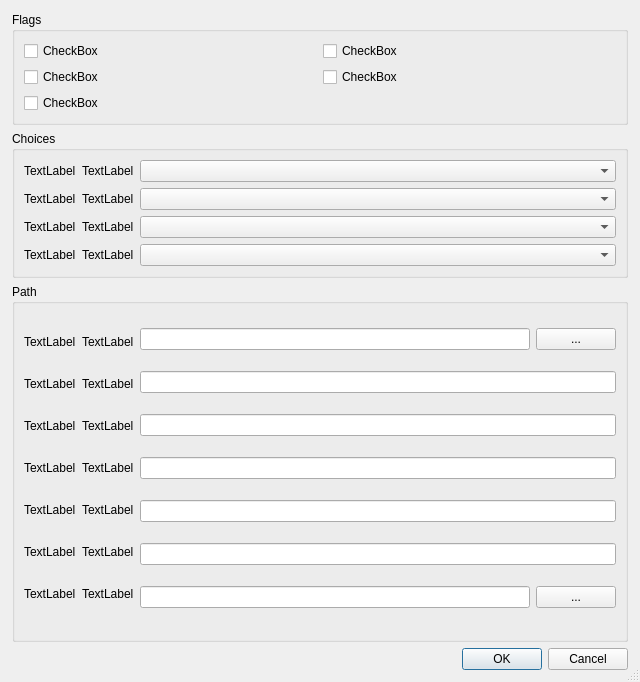
Before: the Qt Designer form tidal_dl_ng/ui/dialog_settings.ui in exislow/tidal-dl-ng, drawn with Qt 5.
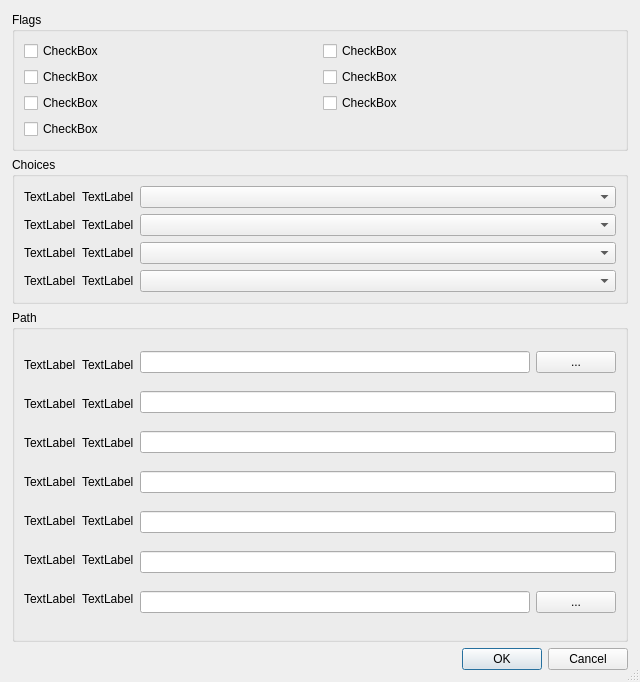
After: the same form once the commit is applied.

Commit message: ✨ FLAC can be extracted from MP4 containers (see options). Downgrade on HI_RES download is possible (see options). Fixes #93 #86

What changed in the file:
```diff
--- a/tidal_dl_ng/ui/dialog_settings.ui
+++ b/tidal_dl_ng/ui/dialog_settings.ui
@@ -166,7 +166,36 @@
            </layout>
           </item>
           <item>
-           <layout class="QVBoxLayout" name="verticalLayout_4"/>
+           <layout class="QVBoxLayout" name="lv_flag_extract_flac">
+            <item>
+             <widget class="QCheckBox" name="cb_extract_flac">
+              <property name="sizePolicy">
+               <sizepolicy hsizetype="Expanding" vsizetype="Fixed">
+                <horstretch>0</horstretch>
+                <verstretch>0</verstretch>
+               </sizepolicy>
+              </property>
+              <property name="text">
+               <string>CheckBox</string>
+              </property>
+             </widget>
+            </item>
+           </layout>
+          </item>
+         </layout>
+        </item>
+        <item>
+         <layout class="QHBoxLayout" name="horizontalLayout">
+          <item>
+           <layout class="QVBoxLayout" name="lv_flag_downgrade_on_hi_res">
+            <item>
+             <widget class="QCheckBox" name="cb_downgrade_on_hi_res">
+              <property name="text">
+               <string>CheckBox</string>
+              </property>
+             </widget>
+            </item>
+           </layout>
           </item>
          </layout>
         </item>
@@ -553,7 +582,7 @@
         <item>
          <layout class="QVBoxLayout" name="verticalLayout">
           <item>
-           <layout class="QHBoxLayout" name="horizontalLayout_3">
+           <layout class="QHBoxLayout" name="horizontalLayout_10">
             <item>
              <widget class="QLineEdit" name="le_download_base_path">
               <property name="sizePolicy">
```
Left out of the diff: 8 changed lines with no effect on the pictures. Lines whose indentation alone changed are shown as unchanged. The commit also changes 6 other files.
